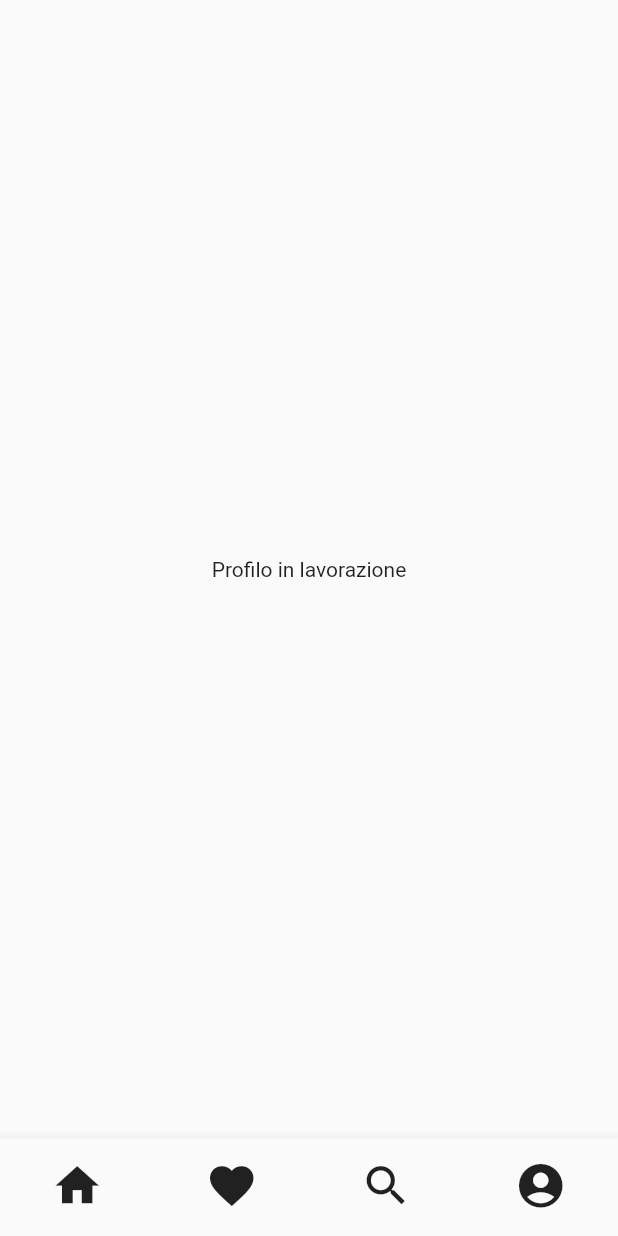
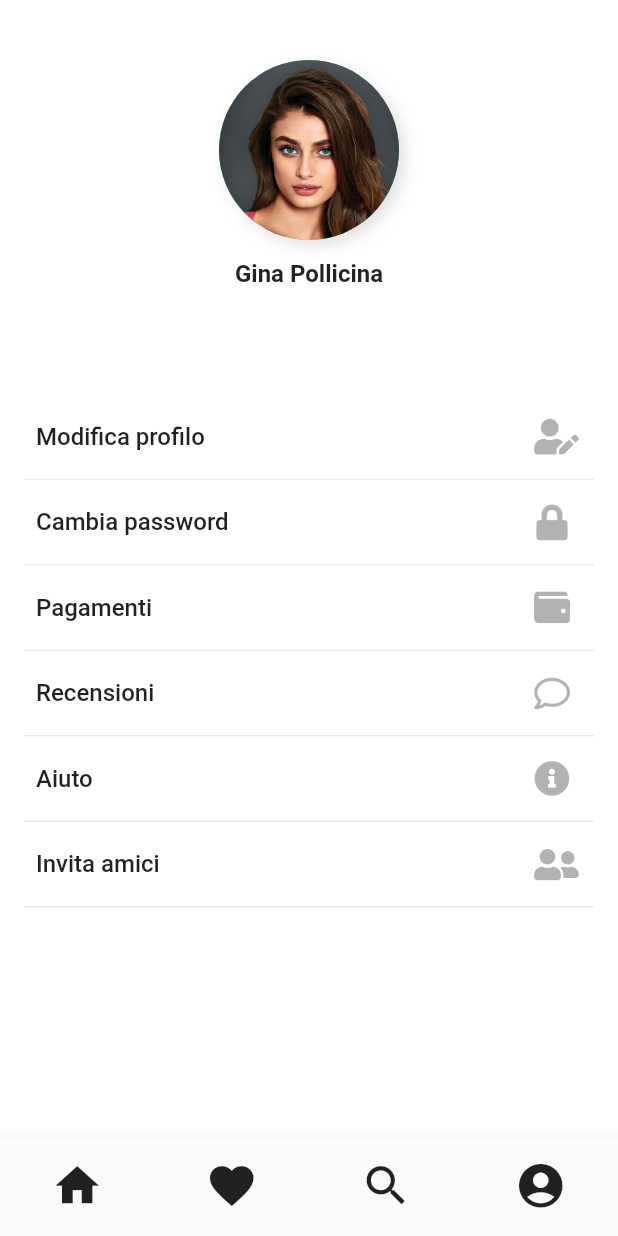
Before and after one commit to T-Sharp-ggmc/Pitch.com, a Flutter app: the screen it shows after launch, item 4 of the bottom bar chosen, on a phone screen of 412 x 824 dp. Run offline on Flutter 3.47's test engine with Material 2 defaults, Android fonts, the phone set to English and light mode, and no system bars; our stand-ins replace font_awesome_flutter.

Commit message:
Start account screen

```diff
--- /dev/null
+++ b/lib/models/profileSelectionList.dart
@@ -0,0 +1,50 @@
+import 'package:flutter/material.dart';
+import 'package:font_awesome_flutter/font_awesome_flutter.dart';
+
+class SettingsListData {
+  String titleTxt;
+  String subTxt;
+  IconData iconData;
+  bool isSelected;
+
+  SettingsListData({
+    this.titleTxt = '',
+    this.isSelected = false,
+    this.subTxt = '',
+    this.iconData = Icons.supervised_user_circle,
+  });
+
+  static List<SettingsListData> userSettingsList = [
+    SettingsListData(
+      titleTxt: 'Modifica profilo',
+      isSelected: false,
+      iconData: FontAwesomeIcons.userEdit,
+    ),
+    SettingsListData(
+      titleTxt: 'Cambia password',
+      isSelected: false,
+      iconData: FontAwesomeIcons.lock,
+    ),
+    SettingsListData(
+      titleTxt: 'Pagamenti',
+      isSelected: false,
+      iconData: FontAwesomeIcons.wallet,
+    ),
+    SettingsListData(
+      titleTxt: 'Recensioni',
+      isSelected: false,
+      iconData: FontAwesomeIcons.comment,
+    ),
+    SettingsListData(
+      titleTxt: 'Aiuto',
+      isSelected: false,
+      iconData: FontAwesomeIcons.infoCircle,
+    ),
+    SettingsListData(
+      titleTxt: 'Invita amici',
+      isSelected: false,
+      iconData: FontAwesomeIcons.userFriends,
+    ),
+  ];
+
+}
--- /dev/null
+++ b/lib/screens/accountScreens/accountScreen.dart
@@ -0,0 +1,197 @@
+import 'package:WeCanTry/models/profileSelectionList.dart';
+import 'package:WeCanTry/screens/accountScreens/editAccountScreen.dart';
+import 'package:WeCanTry/widgets/accountImage.dart';
+import 'package:flutter/material.dart';
+
+import '../../appTheme.dart';
+import 'changepassword.dart';
+import 'helpScreen.dart';
+import 'inviteFriendScreen.dart';
+import 'paymentScreen.dart';
+import 'reviewScreen.dart';
+
+class AccountScreen extends StatefulWidget {
+  final AnimationController animationController;
+
+  const AccountScreen({Key key, this.animationController}) : super(key: key);
+  @override
+  _AccountScreenState createState() => _AccountScreenState();
+}
+
+class _AccountScreenState extends State<AccountScreen> {
+  List<SettingsListData> userSettingsList = SettingsListData.userSettingsList;
+
+  @override
+  void initState() {
+    // widget.animationController.forward(); implementare animazione nel build
+    super.initState();
+  }
+
+  @override
+  Widget build(BuildContext context) {
+    return Container(
+      child: Scaffold(
+        backgroundColor: AppTheme.getTheme().backgroundColor,
+        body: InkWell(
+          splashColor: Colors.transparent,
+          highlightColor: Colors.transparent,
+          focusColor: Colors.transparent,
+          onTap: () {
+            FocusScope.of(context).requestFocus(FocusNode());
+          },
+          child: Column(
+            mainAxisAlignment: MainAxisAlignment.center,
+            crossAxisAlignment: CrossAxisAlignment.start,
+            children: <Widget>[
+              Expanded(
+                child: ListView.builder(
+                  padding: EdgeInsets.only(
+                      bottom: 16 + MediaQuery.of(context).padding.bottom),
+                  itemCount: 1,
+                  itemBuilder: (context, index) {
+                    return Padding(
+                      padding: const EdgeInsets.only(bottom: 16),
+                      child: Row(
+                        mainAxisAlignment: MainAxisAlignment.center,
+                        crossAxisAlignment: CrossAxisAlignment.center,
+                        children: <Widget>[
+                          Container(
+                            width: MediaQuery.of(context).size.width,
+                            height: 200,
+                            child: Stack(
+                              alignment: Alignment.center,
+                              children: <Widget>[
+                                AccountImage(),
+                                Positioned(
+                                  bottom: 8,
+                                  child: Text(
+                                    "Gina Pollicina",
+                                    style: TextStyle(
+                                      fontWeight: FontWeight.w600,
+                                      fontSize: 16,
+                                    ),
+                                  ),
+                                ),
+                              ],
+                            ),
+                          ),
+                        ],
+                      ),
+                    );
+                  },
+                ),
+              ),
+              getProfileOption(),
+            ],
+          ),
+        ),
+      ),
+    );
+  }
+
+  Widget getProfileOption() {
+    return Expanded(
+      flex: 2,
+      child: ListView.builder(
+        physics: BouncingScrollPhysics(),
+        padding: EdgeInsets.only(top: 10),
+        itemCount: userSettingsList.length,
+        itemBuilder: (context, index) {
+          return InkWell(
+            onTap: () {
+              if (index == 0) {
+                  Navigator.push(
+                      context,
+                      MaterialPageRoute(
+                        builder: (context) => EditAccountScreen(),
+                        fullscreenDialog: true,
+                      ));
+              }
+              if (index == 1) {
+                Navigator.push(
+                  context,
+                  MaterialPageRoute(
+                    builder: (context) => ChangepasswordScreen(),
+                    fullscreenDialog: true,
+                  ),
+                );
+              }
+              if (index == 2) {
+                Navigator.push(
+                  context,
+                  MaterialPageRoute(
+                    builder: (context) => PaymentScreen(),
+                    fullscreenDialog: true,
+                  ),
+                );
+              }
+              if (index == 3) {
+                Navigator.push(
+                  context,
+                  MaterialPageRoute(
+                    builder: (context) => ReviewScreen(),
+                    fullscreenDialog: true,
+                  ),
+                );
+              }
+              if (index == 4) {
+                Navigator.push(
+                  context,
+                  MaterialPageRoute(
+                    builder: (context) => HelpScreen(),
+                    fullscreenDialog: true,
+                  ),
+                );
+              }
+              if (index == 5) {
+                Navigator.push(
+                  context,
+                  MaterialPageRoute(
+                    builder: (context) => InviteFriendScreen(),
+                    fullscreenDialog: true,
+                  ),
+                );
+              }
+            },
+            child: Column(
+              children: <Widget>[
+                Padding(
+                  padding: const EdgeInsets.only(left: 8, right: 16),
+                  child: Row(
+                    children: <Widget>[
+                      Expanded(
+                        child: Padding(
+                          padding: const EdgeInsets.all(16.0),
+                          child: Text(
+                            userSettingsList[index].titleTxt,
+                            style: TextStyle(
+                                fontWeight: FontWeight.w500, fontSize: 16),
+                          ),
+                        ),
+                      ),
+                      Padding(
+                        padding: const EdgeInsets.all(16),
+                        child: Container(
+                          child: Icon(userSettingsList[index].iconData,
+                              color: AppTheme.getTheme()
+                                  .disabledColor
+                                  .withOpacity(0.3)),
+                        ),
+                      )
+                    ],
+                  ),
+                ),
+                Padding(
+                  padding: const EdgeInsets.only(left: 16, right: 16),
+                  child: Divider(
+                    height: 1,
+                  ),
+                )
+              ],
+            ),
+          );
+        },
+      ),
+    );
+  }
+}
--- /dev/null
+++ b/lib/widgets/accountImage.dart
@@ -0,0 +1,28 @@
+import 'package:flutter/material.dart';
+
+import '../appTheme.dart';
+
+class AccountImage extends StatelessWidget {
+  @override
+  Widget build(BuildContext context) {
+    return Container(
+      width: 120,
+      height: 120,
+      decoration: BoxDecoration(
+        color: AppTheme.getTheme().primaryColor,
+        shape: BoxShape.circle,
+        boxShadow: <BoxShadow>[
+          BoxShadow(
+            color: AppTheme.getTheme().dividerColor,
+            blurRadius: 8,
+            offset: Offset(4, 4),
+          ),
+        ],
+      ),
+      child: ClipRRect(
+        borderRadius: BorderRadius.all(Radius.circular(60.0)),
+        child: Image.asset("assets/images/userImage.png"),
+      ),
+    );
+  }
+}
```
Also changed, not shown: lib/models/account.dart (added, +20 -0 lines), lib/screens/accountScreens/changepassword.dart (renamed from lib/screens/changepassword.dart, +59 -27 lines), lib/screens/accountScreens/editAccountScreen.dart (added, +50 -0 lines), lib/screens/accountScreens/helpScreen.dart (added, +15 -0 lines), lib/screens/accountScreens/inviteFriendScreen.dart (added, +10 -0 lines), lib/screens/accountScreens/paymentScreen.dart (added, +15 -0 lines), lib/screens/accountScreens/reviewScreen.dart (added, +15 -0 lines), lib/screens/homeScreen.dart (+11 -5 lines), assets/images/userImage.png (added).
